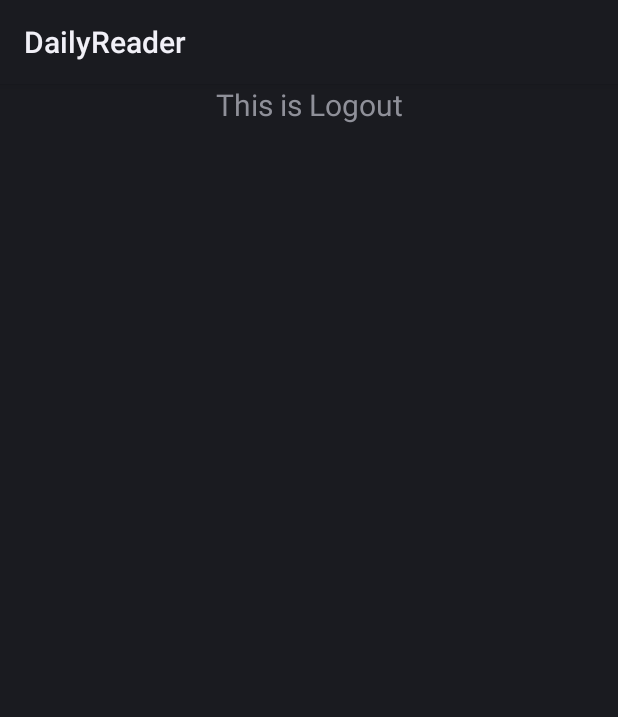
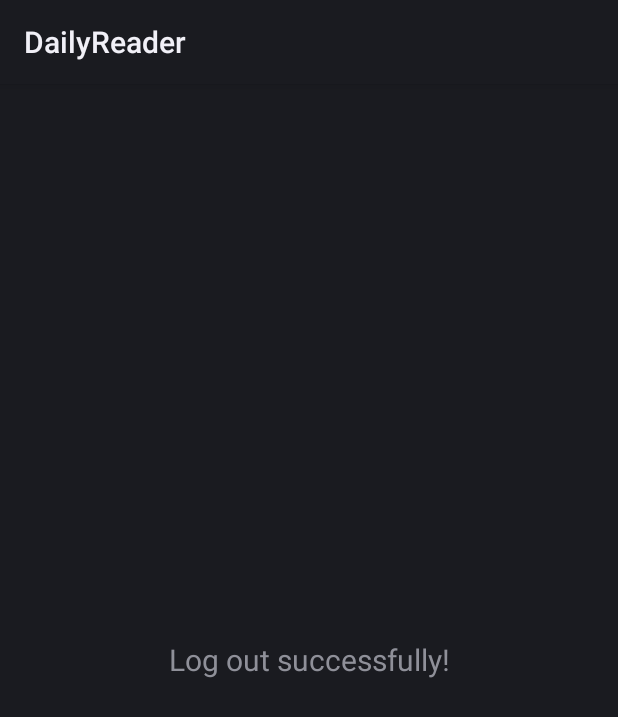
Before and after one commit to Michael-Vio/DailyReader, an Android app: the fragment LogoutFragment shown on its own in the app's theme, on a phone screen of 412 x 824 dp. Shown: the top 717 px of the screen. Run offline under Robolectric (Android 15) with nearby library versions, the phone set to English and light mode, and no system bars.

Commit message:
Log out fragment update -- Tao Huang

```diff
--- a/app/src/main/res/layout/logout_fragment.xml
+++ b/app/src/main/res/layout/logout_fragment.xml
@@ -1,12 +1,14 @@
 <?xml version="1.0" encoding="utf-8"?>
 <LinearLayout xmlns:android="http://schemas.android.com/apk/res/android"
     android:layout_width="match_parent"
-    android:layout_height="match_parent">
+    android:layout_height="match_parent"
+    android:orientation="vertical">
+
     <TextView
         android:id="@+id/logout"
-        android:layout_width="match_parent"
-        android:layout_height="wrap_content"
-        android:textSize="20sp"
-        android:text="This is Logout"
-        android:gravity="center_horizontal"/>
+        android:layout_width="fill_parent"
+        android:layout_height="fill_parent"
+        android:gravity="center"
+        android:text="Log out successfully!"
+        android:textSize="20sp" />
 </LinearLayout>
```
